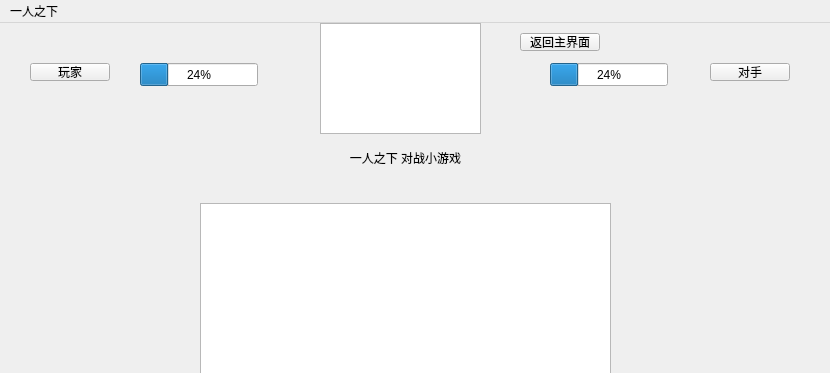
Above: mainwindow.ui from yinwenjie521yeah-crypto/C- before the change; both pictures show x 0 to 830 and y 0 to 373 of the 830 by 723 pixel window. Below: the same form after it.
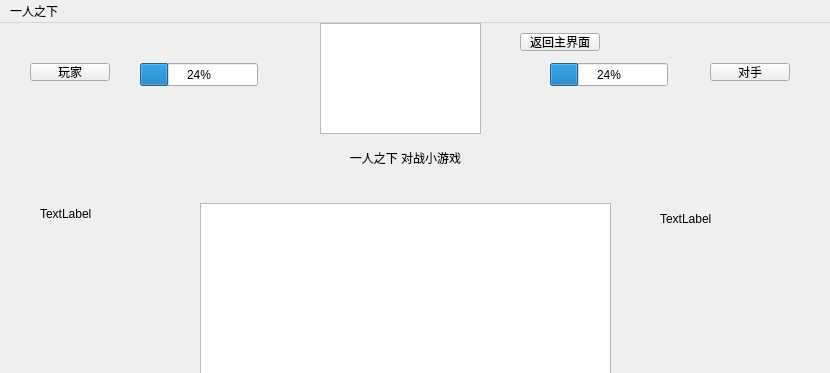
That is the form after the change.

Commit message: 添加人物图片资源并更新界面

What changed in the file:
```diff
--- a/mainwindow.ui
+++ b/mainwindow.ui
@@ -211,6 +211,32 @@
      </property>
     </widget>
    </widget>
+   <widget class="QLabel" name="label_playerImage">
+    <property name="geometry">
+     <rect>
+      <x>40</x>
+      <y>120</y>
+      <width>141</width>
+      <height>141</height>
+     </rect>
+    </property>
+    <property name="text">
+     <string>TextLabel</string>
+    </property>
+   </widget>
+   <widget class="QLabel" name="label_enemyImage">
+    <property name="geometry">
+     <rect>
+      <x>660</x>
+      <y>130</y>
+      <width>141</width>
+      <height>131</height>
+     </rect>
+    </property>
+    <property name="text">
+     <string>TextLabel</string>
+    </property>
+   </widget>
   </widget>
   <widget class="QMenuBar" name="menubar">
    <property name="geometry">
```
The commit also changes 6 other files.
